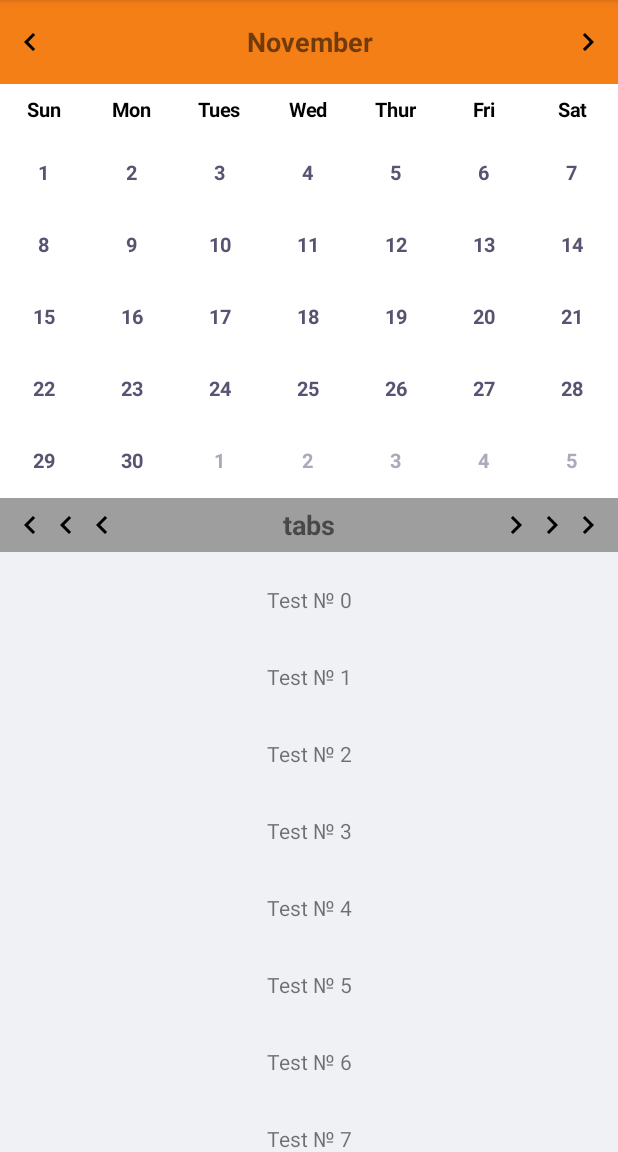
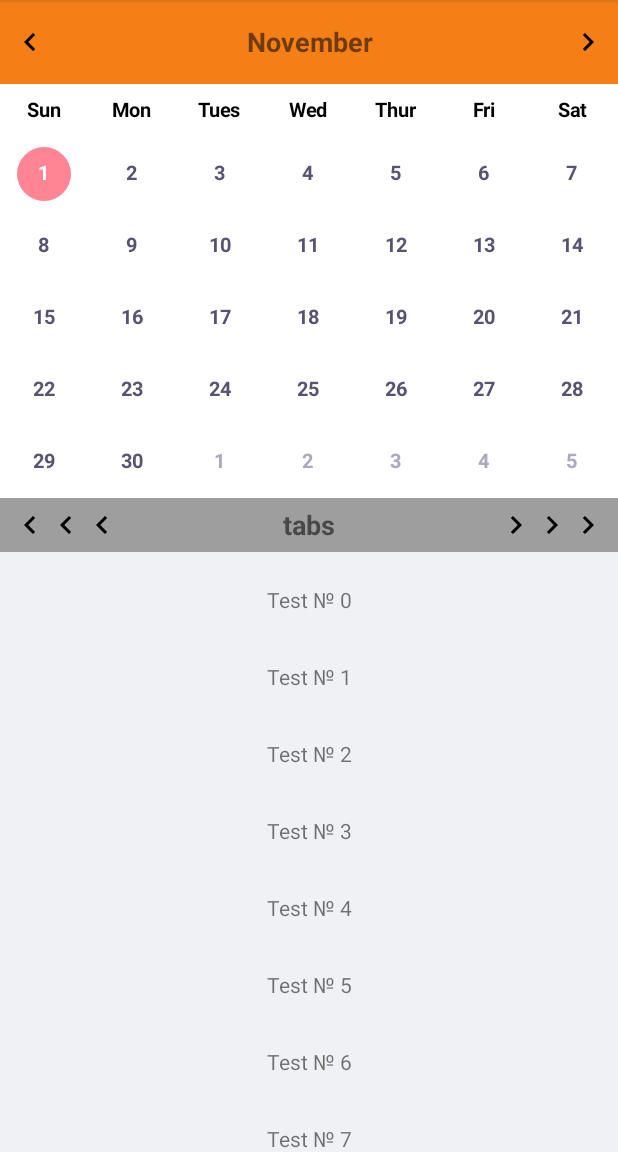
Before and after one commit to TwinsOd/Calendar, an Android app: the fragment CalendarFragment placed in its activity, after a tap on an icon or button, on a phone screen of 412 x 824 dp, the part 84-1236 px from its top. Run offline under Robolectric (Android 15) with nearby library versions, the phone set to English and light mode, and no system bars; 1 other tap on this screen came first.

```diff
--- a/app/src/main/res/layout/fragment_calendar.xml
+++ b/app/src/main/res/layout/fragment_calendar.xml
@@ -78,8 +78,8 @@
                         app:month_day_text_size="@integer/calendar_text_size"
                         app:month_holiday_color="@color/holiday_text_color"
                         app:month_selected_circle_color="@color/select_circle_color"
-                        app:month_show_holiday_hint="true"
-                        app:month_show_lunar="true"
+                        app:month_show_holiday_hint="false"
+                        app:month_show_lunar="false"
                         app:month_show_task_hint="false" />
                 </RelativeLayout>
 
--- a/calendar/src/main/java/com/jeek/calendar/widget/calendar/month/MonthCalendarView.java
+++ b/calendar/src/main/java/com/jeek/calendar/widget/calendar/month/MonthCalendarView.java
@@ -4,7 +4,6 @@ import android.content.Context;
 import android.content.res.TypedArray;
 import android.support.v4.view.ViewPager;
 import android.util.AttributeSet;
-import android.util.Log;
 import android.util.SparseArray;
 
 import com.jeek.calendar.library.R;
@@ -70,13 +69,10 @@ public class MonthCalendarView extends ViewPager implements OnMonthClickListener
     private OnPageChangeListener mOnPageChangeListener = new OnPageChangeListener() {
         @Override
         public void onPageScrolled(int position, float positionOffset, int positionOffsetPixels) {
-            Log.i("MonthCalendarView", "onPageScrolled, position = " + position);
         }
 
         @Override
         public void onPageSelected(final int position) {
-            Log.i("MonthCalendarView", "onPageSelected, position = " + position);
-
             MonthView monthView = mMonthAdapter.getViews().get(getCurrentItem());
             if (monthView != null) {
                 monthView.clickThisMonth(monthView.getSelectYear(), monthView.getSelectMonth(), monthView.getSelectDay());
--- a/calendar/src/main/java/com/jeek/calendar/widget/calendar/month/MonthView.java
+++ b/calendar/src/main/java/com/jeek/calendar/widget/calendar/month/MonthView.java
@@ -159,11 +159,11 @@ public class MonthView extends View {
         mCurrYear = calendar.get(Calendar.YEAR);
         mCurrMonth = calendar.get(Calendar.MONTH);
         mCurrDay = calendar.get(Calendar.DATE);
-//        if (mSelYear == mCurrYear && mSelMonth == mCurrMonth) {
-//            setSelectYearMonth(mSelYear, mSelMonth, mCurrDay);
-//        } else {
-//            setSelectYearMonth(mSelYear, mSelMonth, 1);
-//        }
+        if (mSelYear == mCurrYear && mSelMonth == mCurrMonth) {
+            setSelectYearMonth(mSelYear, mSelMonth, mCurrDay);
+        } else {
+            setSelectYearMonth(mSelYear, mSelMonth, 1);
+        }
     }
 
     @Override
--- a/calendar/src/main/java/com/jeek/calendar/widget/calendar/week/WeekView.java
+++ b/calendar/src/main/java/com/jeek/calendar/widget/calendar/week/WeekView.java
@@ -155,8 +155,8 @@ public class WeekView extends View {
         } else {
             setSelectYearMonth(mStartDate.getYear(), mStartDate.getMonthOfYear() - 1, mStartDate.getDayOfMonth());
         }
-        initTaskHint(mStartDate);
-        initTaskHint(endDate);
+//        initTaskHint(mStartDate);
+//        initTaskHint(endDate);
     }
 
     private void initGestureDetector() {
```
